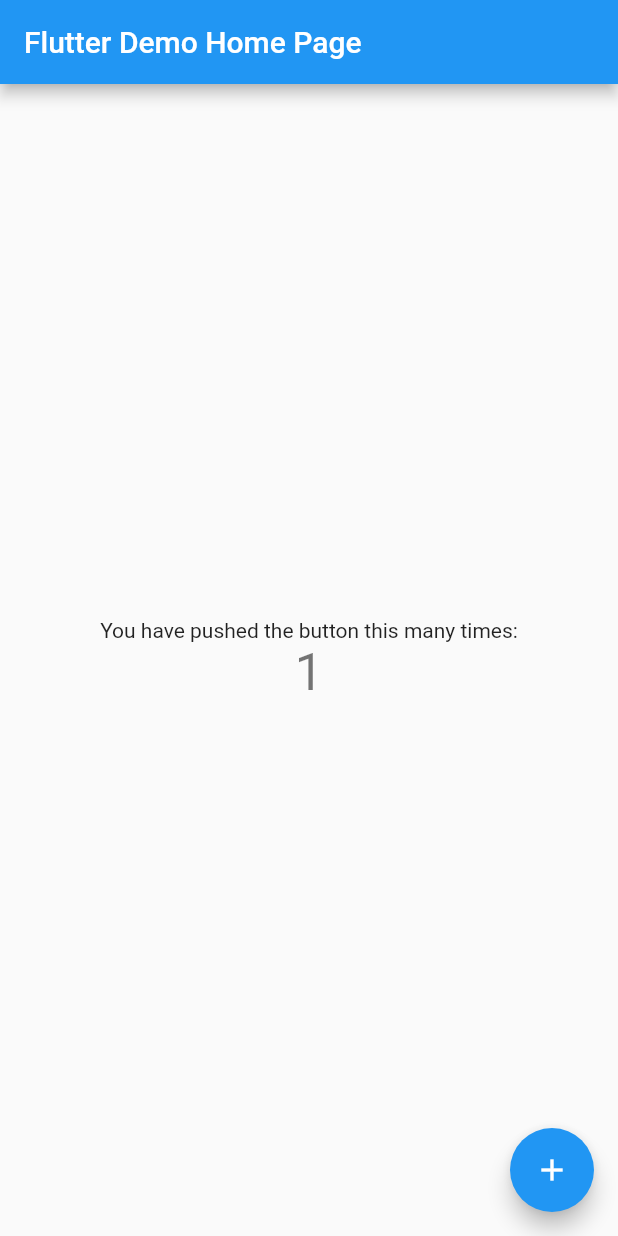
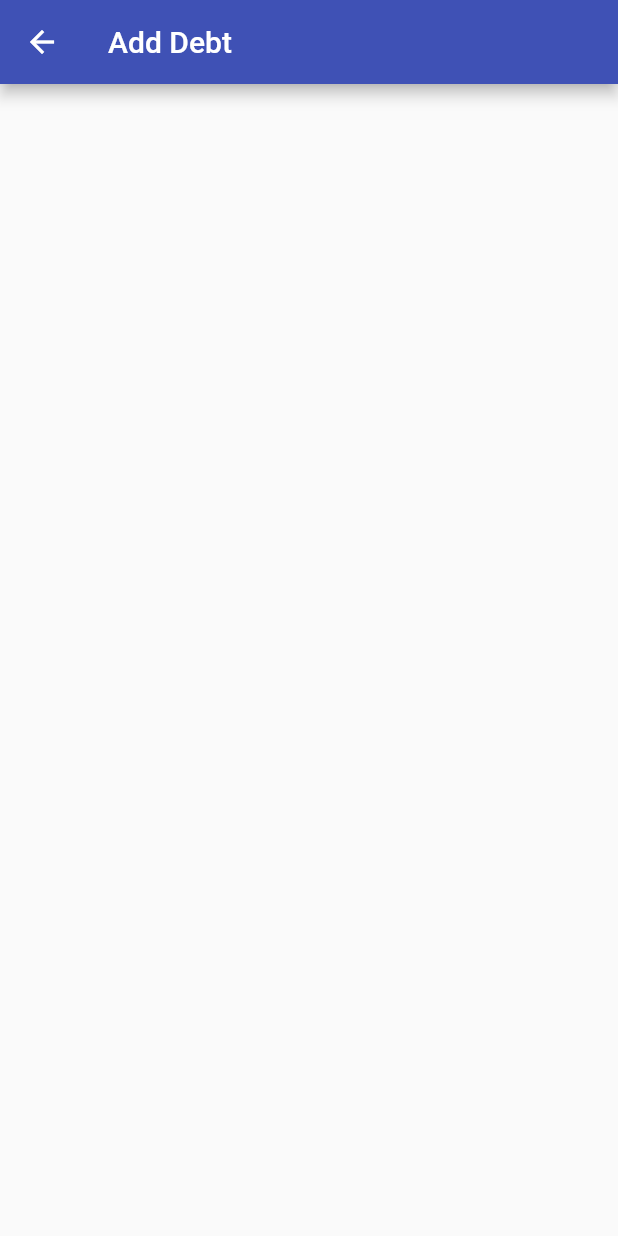
Before and after one commit to harshjohar/Big-Moni, a Flutter app: the screen it shows after launch, after a tap on the "add" icon, on a phone screen of 412 x 824 dp. Run offline on Flutter 3.47's test engine with Material 2 defaults, Android fonts, the light colour scheme and no system bars; our stand-ins replace firebase_core; accounts and stored records are empty.

Commit message:
basic UI

```diff
--- /dev/null
+++ b/lib/features/home/screens/add_debtor.dart
@@ -0,0 +1,19 @@
+import 'package:flutter/material.dart';
+
+class AddScreen extends StatefulWidget {
+  const AddScreen({Key? key}) : super(key: key);
+  static const String routeName = '/add-screen';
+  @override
+  State<AddScreen> createState() => _AddScreenState();
+}
+
+class _AddScreenState extends State<AddScreen> {
+  @override
+  Widget build(BuildContext context) {
+    return Scaffold(
+      appBar: AppBar(
+        title: Text("Add Debt"),
+      ),
+    );
+  }
+}
--- /dev/null
+++ b/lib/features/home/screens/home_screen.dart
@@ -0,0 +1,58 @@
+import 'package:bigbucks/features/home/screens/add_debtor.dart';
+import 'package:bigbucks/features/home/screens/notifications_screen.dart';
+import 'package:bigbucks/features/home/widgets/creditors_list.dart';
+import 'package:bigbucks/features/home/widgets/debtors_list.dart';
+import 'package:flutter/material.dart';
+
+class HomeScreen extends StatefulWidget {
+  const HomeScreen({Key? key}) : super(key: key);
+
+  @override
+  State<HomeScreen> createState() => _HomeScreenState();
+}
+
+class _HomeScreenState extends State<HomeScreen> {
+  @override
+  Widget build(BuildContext context) {
+    return DefaultTabController(
+      length: 2,
+      child: Scaffold(
+        appBar: AppBar(
+          title: const Text("Big Moni"),
+          bottom: const TabBar(
+            tabs: [
+              Tab(
+                text: "Debtors",
+              ),
+              Tab(
+                text: "Creditors",
+              ),
+            ],
+          ),
+          actions: [
+            IconButton(
+              icon: const Icon(
+                Icons.add,
+              ),
+              onPressed: () {
+                Navigator.of(context).pushNamed(AddScreen.routeName);
+              },
+            ),
+          ],
+          leading: IconButton(
+            icon: const Icon(Icons.notifications),
+            onPressed: () {
+              Navigator.of(context).pushNamed(NotificationScreen.routeName);
+            },
+          ),
+        ),
+        body: const TabBarView(
+          children: [
+            DebtorsList(),
+            CreditorsList(),
+          ],
+        ),
+      ),
+    );
+  }
+}
--- /dev/null
+++ b/lib/features/home/widgets/debtors_list.dart
@@ -0,0 +1,12 @@
+import 'package:flutter/material.dart';
+
+class DebtorsList extends StatelessWidget {
+  const DebtorsList({Key? key}) : super(key: key);
+
+  @override
+  Widget build(BuildContext context) {
+    return Container(
+      child: Text("Debtors"),
+    );
+  }
+}
--- a/lib/main.dart
+++ b/lib/main.dart
@@ -1,6 +1,15 @@
+import 'package:bigbucks/features/home/screens/home_screen.dart';
+import 'package:bigbucks/features/landing/landing_screen.dart';
+import 'package:bigbucks/firebase_options.dart';
+import 'package:bigbucks/routes.dart';
+import 'package:firebase_core/firebase_core.dart';
 import 'package:flutter/material.dart';
 
-void main() {
+void main() async {
+  WidgetsFlutterBinding.ensureInitialized();
+  await Firebase.initializeApp(
+    options: DefaultFirebaseOptions.currentPlatform,
+  );
   runApp(const MyApp());
 }
 
@@ -11,96 +20,13 @@
   @override
   Widget build(BuildContext context) {
     return MaterialApp(
-      title: 'Flutter Demo',
+      title: 'Big Moni',
+      debugShowCheckedModeBanner: false,
       theme: ThemeData(
-        primarySwatch: Colors.blue,
-      ),
-      home: const MyHomePage(title: 'Flutter Demo Home Page'),
+          colorScheme: ColorScheme.fromSwatch(primarySwatch: Colors.indigo)
+              .copyWith(secondary: Colors.amber)),
+      home: const HomeScreen(),
+      onGenerateRoute: (settings) => generateRoute(settings),
     );
   }
 }
-
-class MyHomePage extends StatefulWidget {
-  const MyHomePage({Key? key, required this.title}) : super(key: key);
-
-  // This widget is the home page of your application. It is stateful, meaning
-  // that it has a State object (defined below) that contains fields that affect
-  // how it looks.
-
-  // This class is the configuration for the state. It holds the values (in this
-  // case the title) provided by the parent (in this case the App widget) and
-  // used by the build method of the State. Fields in a Widget subclass are
-  // always marked "final".
-
-  final String title;
-
-  @override
-  State<MyHomePage> createState() => _MyHomePageState();
-}
-
-class _MyHomePageState extends State<MyHomePage> {
-  int _counter = 0;
-
-  void _incrementCounter() {
-    setState(() {
-      // This call to setState tells the Flutter framework that something has
-      // changed in this State, which causes it to rerun the build method below
-      // so that the display can reflect the updated values. If we changed
-      // _counter without calling setState(), then the build method would not be
-      // called again, and so nothing would appear to happen.
-      _counter++;
-    });
-  }
-
-  @override
-  Widget build(BuildContext context) {
-    // This method is rerun every time setState is called, for instance as done
-    // by the _incrementCounter method above.
-    //
-    // The Flutter framework has been optimized to make rerunning build methods
-    // fast, so that you can just rebuild anything that needs updating rather
-    // than having to individually change instances of widgets.
-    return Scaffold(
-      appBar: AppBar(
-        // Here we take the value from the MyHomePage object that was created by
-        // the App.build method, and use it to set our appbar title.
-        title: Text(widget.title),
-      ),
-      body: Center(
-        // Center is a layout widget. It takes a single child and positions it
-        // in the middle of the parent.
-        child: Column(
-          // Column is also a layout widget. It takes a list of children and
-          // arranges them vertically. By default, it sizes itself to fit its
-          // children horizontally, and tries to be as tall as its parent.
-          //
-          // Invoke "debug painting" (press "p" in the console, choose the
-          // "Toggle Debug Paint" action from the Flutter Inspector in Android
-          // Studio, or the "Toggle Debug Paint" command in Visual Studio Code)
-          // to see the wireframe for each widget.
-          //
-          // Column has various properties to control how it sizes itself and
-          // how it positions its children. Here we use mainAxisAlignment to
-          // center the children vertically; the main axis here is the vertical
-          // axis because Columns are vertical (the cross axis would be
-          // horizontal).
-          mainAxisAlignment: MainAxisAlignment.center,
-          children: <Widget>[
-            const Text(
-              'You have pushed the button this many times:',
-            ),
-            Text(
-              '$_counter',
-              style: Theme.of(context).textTheme.headline4,
-            ),
-          ],
-        ),
-      ),
-      floatingActionButton: FloatingActionButton(
-        onPressed: _incrementCounter,
-        tooltip: 'Increment',
-        child: const Icon(Icons.add),
-      ), // This trailing comma makes auto-formatting nicer for build methods.
-    );
-  }
-}
--- /dev/null
+++ b/lib/models/person.dart
@@ -0,0 +1,3 @@
+class Person {
+  // TODO
+}
--- /dev/null
+++ b/lib/routes.dart
@@ -0,0 +1,24 @@
+import 'package:bigbucks/common/error_screen.dart';
+import 'package:bigbucks/features/auth/screens/login_screen.dart';
+import 'package:bigbucks/features/home/screens/add_debtor.dart';
+import 'package:bigbucks/features/home/screens/notifications_screen.dart';
+import 'package:flutter/material.dart';
+
+Route<dynamic> generateRoute(RouteSettings settings) {
+  switch (settings.name) {
+    case (LoginScreen.routeName):
+      return MaterialPageRoute(builder: (ctx) => const LoginScreen());
+    case (AddScreen.routeName):
+      return MaterialPageRoute(builder: (ctx) => const AddScreen());
+    case (NotificationScreen.routeName):
+      return MaterialPageRoute(builder: (ctx) => const NotificationScreen());
+    default:
+      return MaterialPageRoute(
+        builder: (context) => const Scaffold(
+          body: ErrorScreen(
+            error: 'This page doesn\'t exist',
+          ),
+        ),
+      );
+  }
+}
--- a/pubspec.yaml
+++ b/pubspec.yaml
@@ -34,6 +34,8 @@
   # The following adds the Cupertino Icons font to your application.
   # Use with the CupertinoIcons class for iOS style icons.
   cupertino_icons: ^1.0.2
+  firebase_core: ^1.21.1
+  riverpod: ^1.0.3
 
 dev_dependencies:
   flutter_test:
@@ -58,8 +60,8 @@
   uses-material-design: true
 
   # To add assets to your application, add an assets section, like this:
-  # assets:
-  #   - images/a_dot_burr.jpeg
+  assets:
+     - assets/images/bigmoni.png
   #   - images/a_dot_ham.jpeg
 
   # An image asset can refer to one or more resolution-specific "variants", see
```
Also changed, not shown: lib/common/error_screen.dart (added, +16 -0 lines), lib/features/auth/screens/login_screen.dart (added, +17 -0 lines), lib/features/home/screens/notifications_screen.dart (added, +14 -0 lines), lib/features/home/widgets/creditors_list.dart (added, +12 -0 lines), lib/features/landing/landing_screen.dart (added, +55 -0 lines), assets/images/bigmoni.png (added), pubspec.lock, 7 other files.
